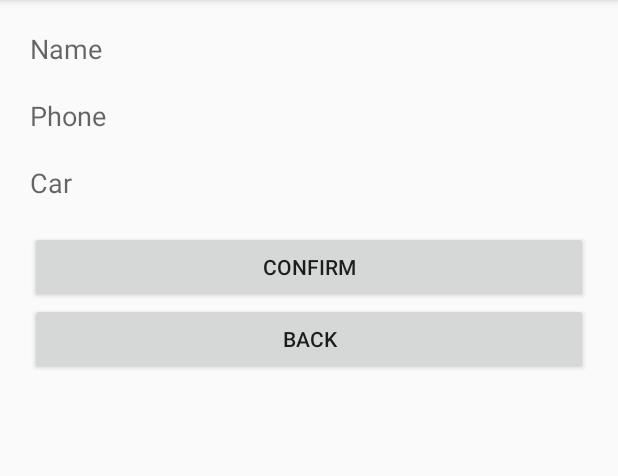
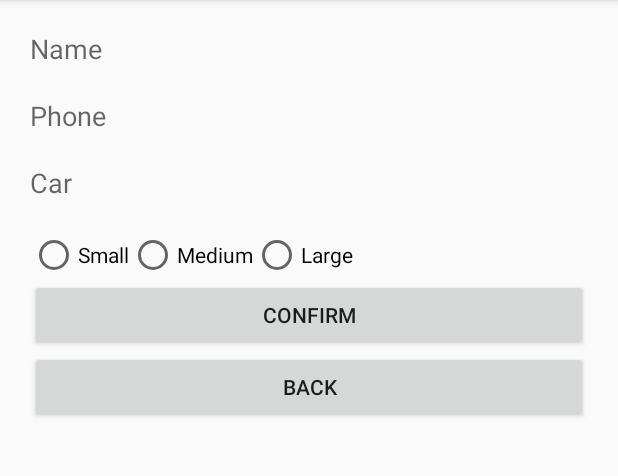
Before and after one commit to Sumaid/adhocapp, an Android app: the DriverSettingsActivity screen opened directly, with no data from a screen before it, on a phone screen of 412 x 824 dp, the part 84-560 px from its top. Run offline under Robolectric (Android 15) with nearby library versions, the phone set to English and light mode, and no system bars; our stand-ins replace Firebase (no records; nobody signed in at launch, a user with empty details on screens opened directly).

Commit message:
Type Of Cabs

```diff
--- a/app/src/main/res/layout/activity_driver_settings.xml
+++ b/app/src/main/res/layout/activity_driver_settings.xml
@@ -30,6 +30,29 @@
         android:background="@null"
         android:hint="Car"
         android:layout_marginBottom="20sp"/>
+    <RadioGroup
+        android:layout_width="match_parent"
+        android:layout_height="wrap_content"
+        android:id="@+id/radioGroup"
+        android:orientation="horizontal">
+        <RadioButton
+            android:layout_width="wrap_content"
+            android:layout_height="wrap_content"
+            android:text="Small"
+            android:id="@+id/small"/>
+
+        <RadioButton
+            android:layout_width="wrap_content"
+            android:layout_height="wrap_content"
+            android:text="Medium"
+            android:id="@+id/medium"/>
+        <RadioButton
+            android:layout_width="wrap_content"
+            android:layout_height="wrap_content"
+            android:text="Large"
+            android:id="@+id/large"/>
+
+    </RadioGroup>
     <Button
         android:layout_width="match_parent"
         android:layout_height="wrap_content"
```
Also changed, not shown: app/src/main/java/com/example/adhoc/CustomerActivity.java (+38 -1 lines), app/src/main/java/com/example/adhoc/DriverSettingsActivity.java (+30 -0 lines), app/src/main/res/layout/activity_customer.xml (+31 -0 lines).
